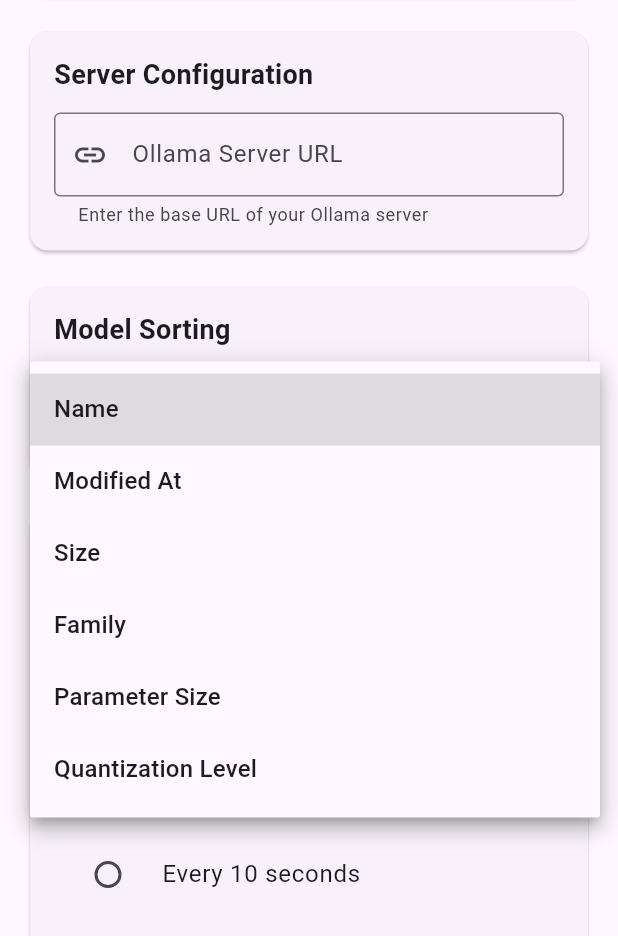
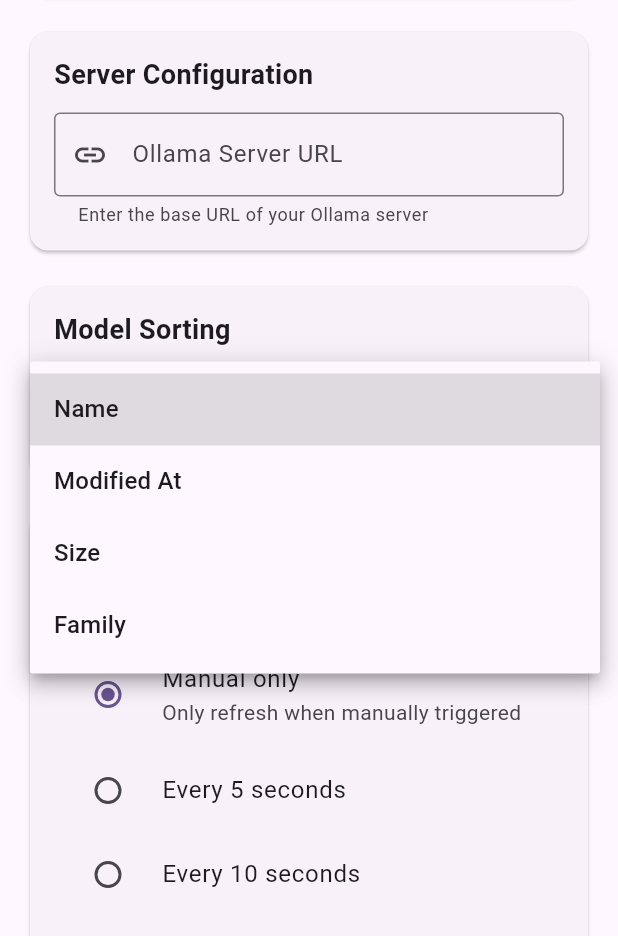
Before and after one commit to glls/littleollama, a Flutter app: the OptionsScreen screen opened directly with empty values, after a tap on "Sort models by", on a phone screen of 412 x 824 dp, the part 300-1236 px from its top. Run offline on Flutter 3.47's test engine with Material 3 defaults, Android fonts, the phone set to English and light mode, and no system bars; our stand-ins replace package_info_plus, shared_preferences; missing offline and left inert: dart:js_interop; accounts and stored records are empty; network calls fail.

Commit message:
refactor: remove unused sorting options and update dropdown initialization

```diff
--- a/lib/main.dart
+++ b/lib/main.dart
@@ -1,6 +1,4 @@
 import 'dart:async';
-import 'dart:io' show Platform;
-import 'dart:ui';
 
 import 'package:flutter/material.dart';
 import 'src/storage_io.dart'
@@ -412,10 +410,6 @@
                         return (a.size ?? 0).compareTo(b.size ?? 0);
                       case 'family':
                         return (a.details?['family'] ?? '').compareTo(b.details?['family'] ?? '');
-                      case 'parameter_size':
-                        return (a.parameterSize ?? '').compareTo(b.parameterSize ?? '');
-                      case 'quantization_level':
-                        return (a.quantizationLevel ?? '').compareTo(b.quantizationLevel ?? '');
                       default:
                         return a.displayName.toLowerCase().compareTo(b.displayName.toLowerCase());
                     }
--- a/lib/options_screen.dart
+++ b/lib/options_screen.dart
@@ -217,7 +217,7 @@
                   ),
                   const SizedBox(height: 12),
                   DropdownButtonFormField<String>(
-                    value: _sortBy,
+                    initialValue: _sortBy,
                     decoration: const InputDecoration(
                       labelText: 'Sort models by',
                       border: OutlineInputBorder(),
@@ -227,8 +227,6 @@
                       DropdownMenuItem(value: 'modified_at', child: Text('Modified At')),
                       DropdownMenuItem(value: 'size', child: Text('Size')),
                       DropdownMenuItem(value: 'family', child: Text('Family')),
-                      DropdownMenuItem(value: 'parameter_size', child: Text('Parameter Size')),
-                      DropdownMenuItem(value: 'quantization_level', child: Text('Quantization Level')),
                     ],
                     onChanged: (value) {
                       setState(() {
```
